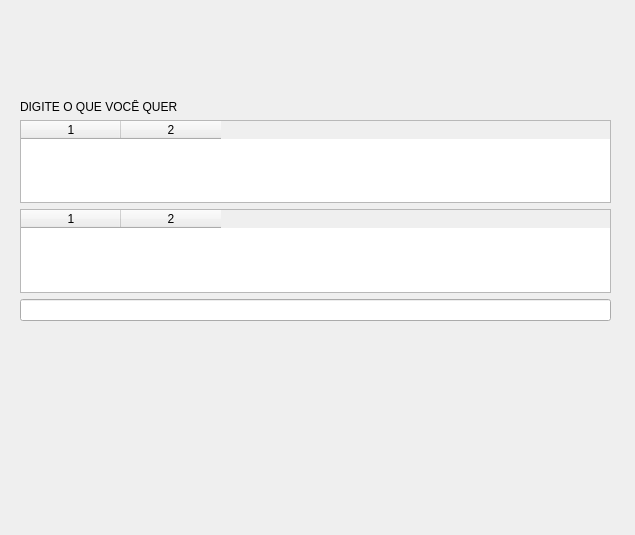
Old version of the form telacardapio.ui in the repository JaianeEvilasio/Barzinho_C-.
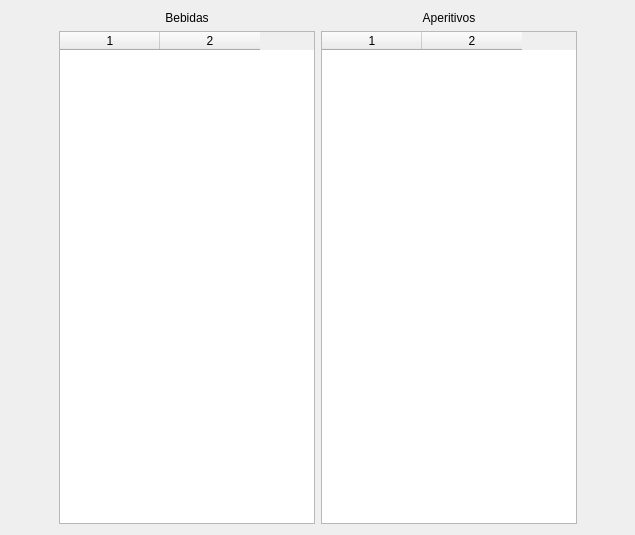
New version of the form.

Commit message: adicionando as tabelas de aperitivos e bebidas

The edit to the form file:
```diff
--- a/telacardapio.ui
+++ b/telacardapio.ui
@@ -13,44 +13,48 @@
   <property name="windowTitle">
    <string>Form</string>
   </property>
-  <widget class="QWidget" name="verticalLayoutWidget">
-   <property name="geometry">
-    <rect>
-     <x>0</x>
-     <y>0</y>
-     <width>631</width>
-     <height>521</height>
-    </rect>
-   </property>
+  <layout class="QHBoxLayout" name="horizontalLayout_3">
+   <item>
+    <spacer name="horizontalSpacer">
+     <property name="orientation">
+      <enum>Qt::Orientation::Horizontal</enum>
+     </property>
+     <property name="sizeHint" stdset="0">
+      <size>
+       <width>40</width>
+       <height>20</height>
+      </size>
+     </property>
+    </spacer>
+   </item>
+   <item>
    <layout class="QVBoxLayout" name="verticalLayout">
-    <property name="leftMargin">
-     <number>20</number>
-    </property>
-    <property name="topMargin">
-     <number>100</number>
-    </property>
-    <property name="rightMargin">
-     <number>20</number>
-    </property>
-    <property name="bottomMargin">
-     <number>200</number>
-    </property>
+     <item>
+      <layout class="QHBoxLayout" name="horizontalLayout_2">
+       <item>
+        <widget class="QLabel" name="label_2">
+         <property name="text">
+          <string>Bebidas</string>
+         </property>
+         <property name="alignment">
+          <set>Qt::AlignmentFlag::AlignCenter</set>
+         </property>
+        </widget>
+       </item>
     <item>
      <widget class="QLabel" name="label">
       <property name="text">
-       <string>DIGITE O QUE VOCÊ QUER</string>
-      </property>
-     </widget>
+          <string>Aperitivos</string>
+         </property>
+         <property name="alignment">
+          <set>Qt::AlignmentFlag::AlignCenter</set>
+         </property>
+        </widget>
+       </item>
+      </layout>
     </item>
     <item>
-     <widget class="QTableWidget" name="tabelaBebidas">
-      <property name="columnCount">
-       <number>2</number>
-      </property>
-      <column/>
-      <column/>
-     </widget>
-    </item>
+      <layout class="QHBoxLayout" name="horizontalLayout">
     <item>
      <widget class="QTableWidget" name="tabelaAperitivos">
       <property name="columnCount">
@@ -61,10 +65,38 @@
      </widget>
     </item>
     <item>
-     <widget class="QLineEdit" name="lineEdit"/>
-    </item>
-   </layout>
-  </widget>
+        <widget class="QTableWidget" name="tabelaBebidas">
+         <property name="selectionMode">
+          <enum>QAbstractItemView::SelectionMode::SingleSelection</enum>
+         </property>
+         <property name="selectionBehavior">
+          <enum>QAbstractItemView::SelectionBehavior::SelectRows</enum>
+         </property>
+         <property name="columnCount">
+          <number>2</number>
+         </property>
+         <column/>
+         <column/>
+        </widget>
+       </item>
+      </layout>
+     </item>
+    </layout>
+   </item>
+   <item>
+    <spacer name="horizontalSpacer_2">
+     <property name="orientation">
+      <enum>Qt::Orientation::Horizontal</enum>
+     </property>
+     <property name="sizeHint" stdset="0">
+      <size>
+       <width>40</width>
+       <height>20</height>
+      </size>
+     </property>
+    </spacer>
+   </item>
+  </layout>
  </widget>
  <resources/>
  <connections/>
```
Left out of the diff: 6 changed lines with no effect on the pictures. Lines whose indentation alone changed are shown as unchanged. The commit also changes 4 other files.
